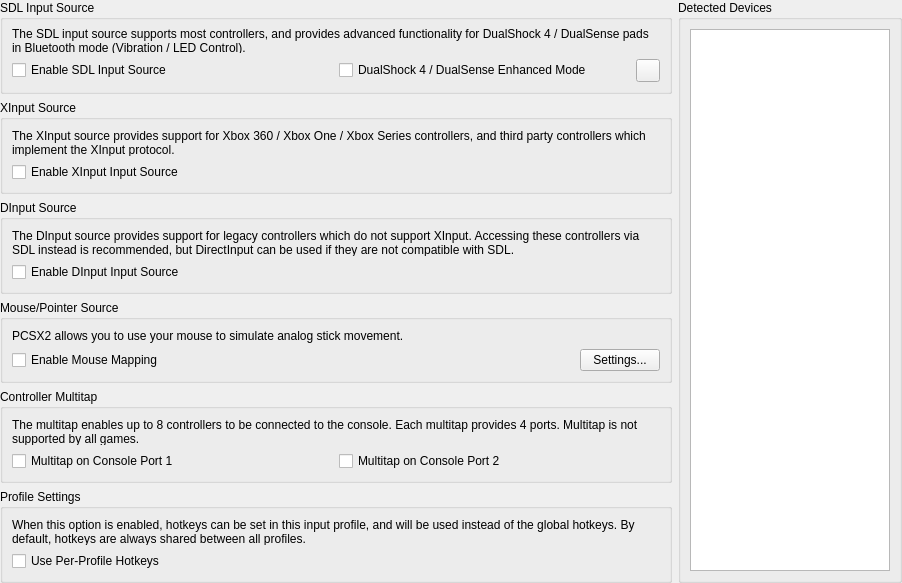
Qt form pcsx2-qt/Settings/ControllerGlobalSettingsWidget.ui (PCSX2/pcsx2) before a commit.
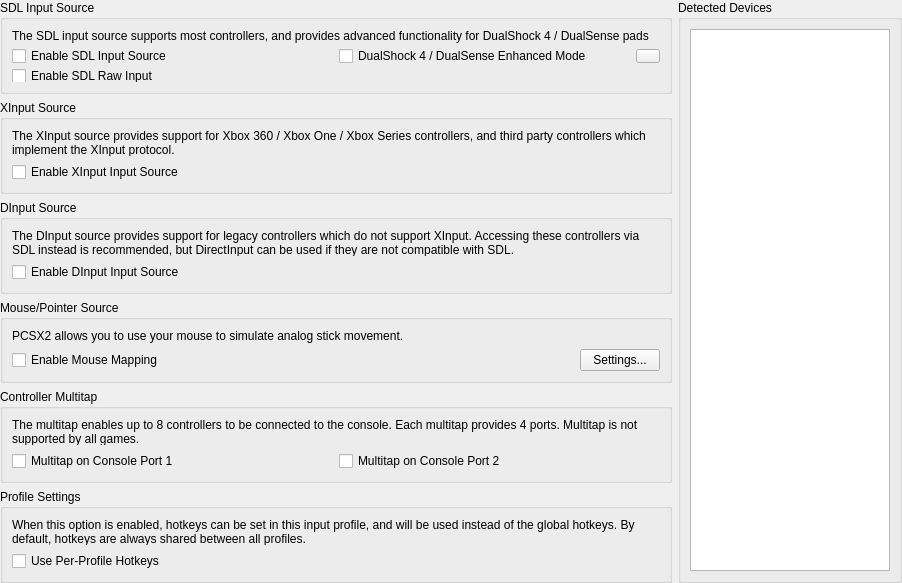
The same form after that commit. Icons and pictures are not drawn.

Commit message: SDLInputSource: SDL raw input as config option.

```diff
--- a/pcsx2-qt/Settings/ControllerGlobalSettingsWidget.ui
+++ b/pcsx2-qt/Settings/ControllerGlobalSettingsWidget.ui
@@ -97,6 +97,13 @@
         </item>
        </layout>
       </item>
+      <item row="2" column="0">
+       <widget class="QCheckBox" name="enableSDLRawInput">
+        <property name="text">
+         <string>Enable SDL Raw Input</string>
+        </property>
+       </widget>
+      </item>
      </layout>
     </widget>
    </item>
```
Left out of the diff: 14 changed lines with no effect on the pictures. The commit also changes 4 other files.
